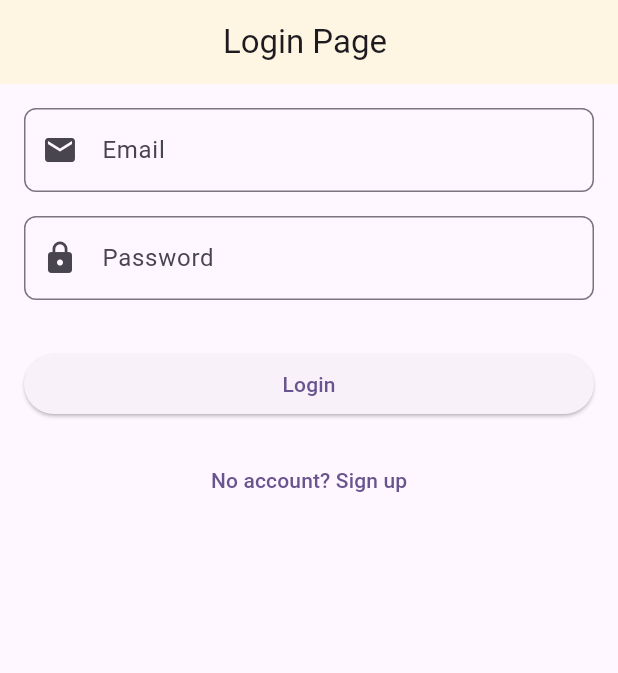
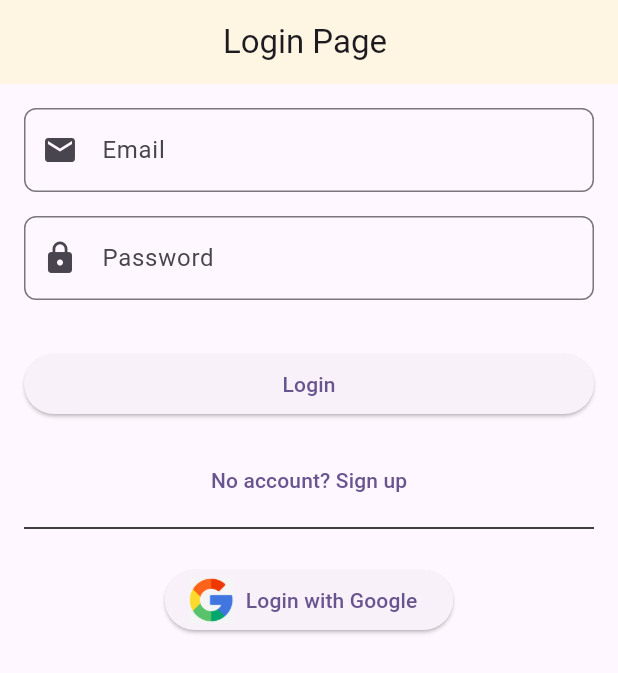
Before and after one commit to borisADN/signing-and-signup-with-google--flutter-introducing-firebase, a Flutter app: the screen it shows after launch, on a phone screen of 412 x 824 dp. Shown: the top 673 px of the screen. Run offline on Flutter 3.47's test engine with Material 3 defaults, Android fonts, the phone set to English and light mode, and no system bars; our stand-ins replace firebase_auth, firebase_core, google_sign_in; accounts and stored records are empty.

Commit message:
connexion par google

```diff
--- a/lib/pages/login_page.dart
+++ b/lib/pages/login_page.dart
@@ -31,8 +31,9 @@ class _LoginPageState extends State<LoginPage> {
         padding: const EdgeInsets.all(16),
         child: Form(
             key: _formKey,
-            child:
-                Column(mainAxisAlignment: MainAxisAlignment.center, children: [
+            child: Column(
+              mainAxisAlignment: MainAxisAlignment.center,
+              children: [
                 TextFormField(
                   controller: _emailController,
                   decoration: InputDecoration(
@@ -57,7 +58,8 @@ class _LoginPageState extends State<LoginPage> {
                       borderSide: BorderSide(color: Colors.black),
                     ),
                   ),
-                validator: (value) => value!.isEmpty ? 'Enter password' : null,
+                  validator: (value) =>
+                      value!.isEmpty ? 'Enter password' : null,
                 ),
                 SizedBox(height: 16),
                 //confirmation password text field here
@@ -145,8 +147,29 @@ class _LoginPageState extends State<LoginPage> {
                           : "Already have an account? Log in"),
                     )
                   ],
-              )
-            ])),
+                ),
+                Divider(color: Colors.black),
+                SizedBox(height: 16),
+                ElevatedButton.icon(
+                  onPressed: () async {
+                    Auth().signInWithGoogle();
+
+                    // final GoogleSignInAccount? googleUser =
+                    //     await GoogleSignIn().signIn();
+                    // final GoogleSignInAuthentication? googleAuth =
+                    //     await googleUser?.authentication;
+                    // final credential = GoogleAuthProvider.credential(
+                    //   accessToken: googleAuth?.accessToken,
+                    //   idToken: googleAuth?.idToken,
+                    // );
+                    // await FirebaseAuth.instance
+                    //     .signInWithCredential(credential);
+                  },
+                  icon: Image.asset("assets/images/google.png", height: 30),
+                  label: Text("Login with Google"),
+                ),
+              ],
+            )),
       ),
     );
   }
--- a/pubspec.yaml
+++ b/pubspec.yaml
@@ -36,6 +36,7 @@ dependencies:
   cupertino_icons: ^1.0.8
   firebase_core: ^3.9.0
   firebase_auth: ^5.3.4
+  google_sign_in: ^6.2.2
 
 dev_dependencies:
   flutter_test:
@@ -60,8 +61,8 @@ flutter:
   uses-material-design: true
 
   # To add assets to your application, add an assets section, like this:
-  # assets:
-  #   - images/a_dot_burr.jpeg
+  assets:
+    - assets/images/google.png
   #   - images/a_dot_ham.jpeg
 
   # An image asset can refer to one or more resolution-specific "variants", see
```
Also changed, not shown: lib/services/firebase/auth.dart (+19 -0 lines), assets/images/google.png (added), pubspec.lock, 3 other files. Lines whose indentation alone changed are shown as unchanged.
